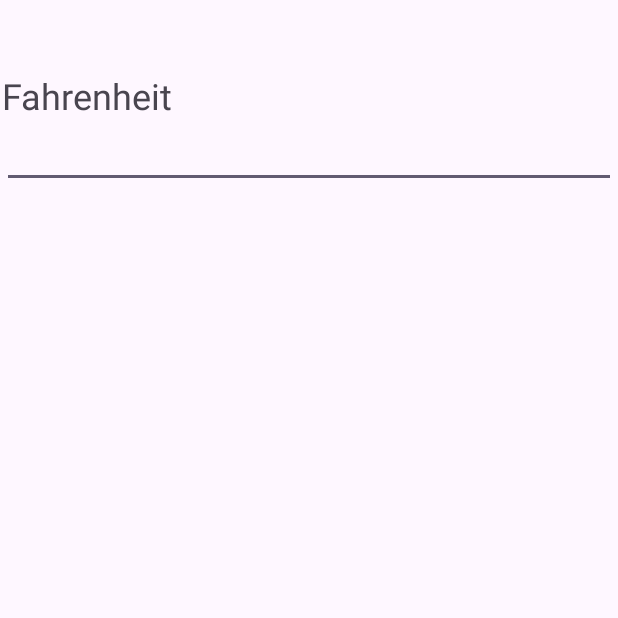
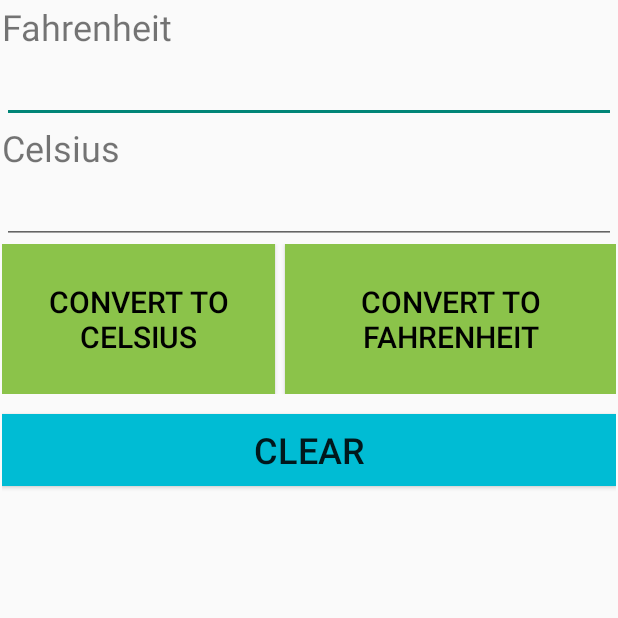
Before and after one commit to tranhieu243/CSE441_PRATICE, an Android app: the screen it shows after launch (MainActivity), on a phone screen of 412 x 824 dp, the top half of it. Run offline under Robolectric (Android 15) with nearby library versions, the phone set to English and light mode, and no system bars.

Commit message:
update layout Ex04

```diff
--- a/Ex04/app/src/main/res/layout/activity_main.xml
+++ b/Ex04/app/src/main/res/layout/activity_main.xml
@@ -16,12 +16,13 @@
         android:orientation="vertical"
         app:layout_constraintBottom_toBottomOf="parent"
         app:layout_constraintStart_toStartOf="parent"
-        app:layout_constraintTop_toTopOf="parent">
+        app:layout_constraintTop_toTopOf="parent"
+        app:layout_constraintVertical_bias="0.0">
 
         <TextView
             android:id="@+id/txtF"
             android:layout_width="match_parent"
-            android:layout_height="wrap_content"
+            android:layout_height="35dp"
             android:text="Fahrenheit"
             android:textSize="24sp" />
 
@@ -31,5 +32,55 @@
             android:layout_height="wrap_content"
             android:ems="10"
             android:inputType="text" />
+
+        <TextView
+            android:id="@+id/txtC"
+            android:layout_width="match_parent"
+            android:layout_height="35dp"
+            android:text="Celsius"
+            android:textSize="24sp" />
+
+        <EditText
+            android:id="@+id/edtCel"
+            android:layout_width="match_parent"
+            android:layout_height="wrap_content"
+            android:ems="10"
+            android:inputType="text" />
+
+        <LinearLayout
+            android:layout_width="match_parent"
+            android:layout_height="wrap_content"
+            android:orientation="horizontal">
+
+            <Button
+                android:id="@+id/btnFtoC"
+                android:layout_width="wrap_content"
+                android:layout_height="100dp"
+                android:layout_weight="1"
+                android:background="#8BC34A"
+                android:text="Convert To Celsius"
+                android:textColor="#000000"
+                android:textSize="20sp" />
+
+            <Button
+                android:id="@+id/btnCtoF"
+                android:layout_width="wrap_content"
+                android:layout_height="100dp"
+                android:layout_marginLeft="10px"
+                android:layout_weight="1"
+                android:background="#8BC34A"
+                android:text="Convert To Fahrenheit"
+                android:textColor="#000000"
+                android:textSize="20sp" />
+        </LinearLayout>
+
+        <Button
+            android:id="@+id/btnClear"
+            android:layout_width="match_parent"
+            android:layout_height="wrap_content"
+            android:background="#00BCD4"
+            android:text="Clear"
+            android:textSize="24sp"
+            android:layout_marginTop="20px"/>
     </LinearLayout>
 </androidx.constraintlayout.widget.ConstraintLayout>
--- a/Ex04/app/src/main/res/values/themes.xml
+++ b/Ex04/app/src/main/res/values/themes.xml
@@ -1,6 +1,6 @@
 <resources xmlns:tools="http://schemas.android.com/tools">
     <!-- Base application theme. -->
-    <style name="Base.Theme.Ex04" parent="Theme.Material3.DayNight.NoActionBar">
+    <style name="Base.Theme.Ex04" parent="Theme.AppCompat.Light.NoActionBar">
         <!-- Customize your light theme here. -->
         <!-- <item name="colorPrimary">@color/my_light_primary</item> -->
     </style>
```
